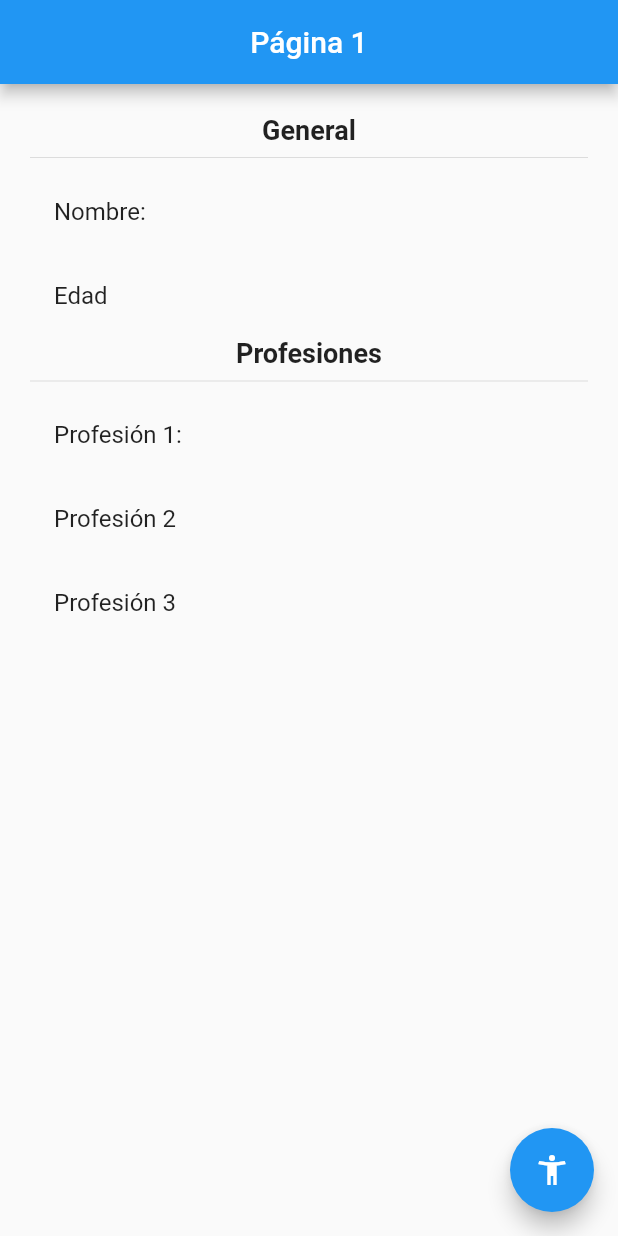
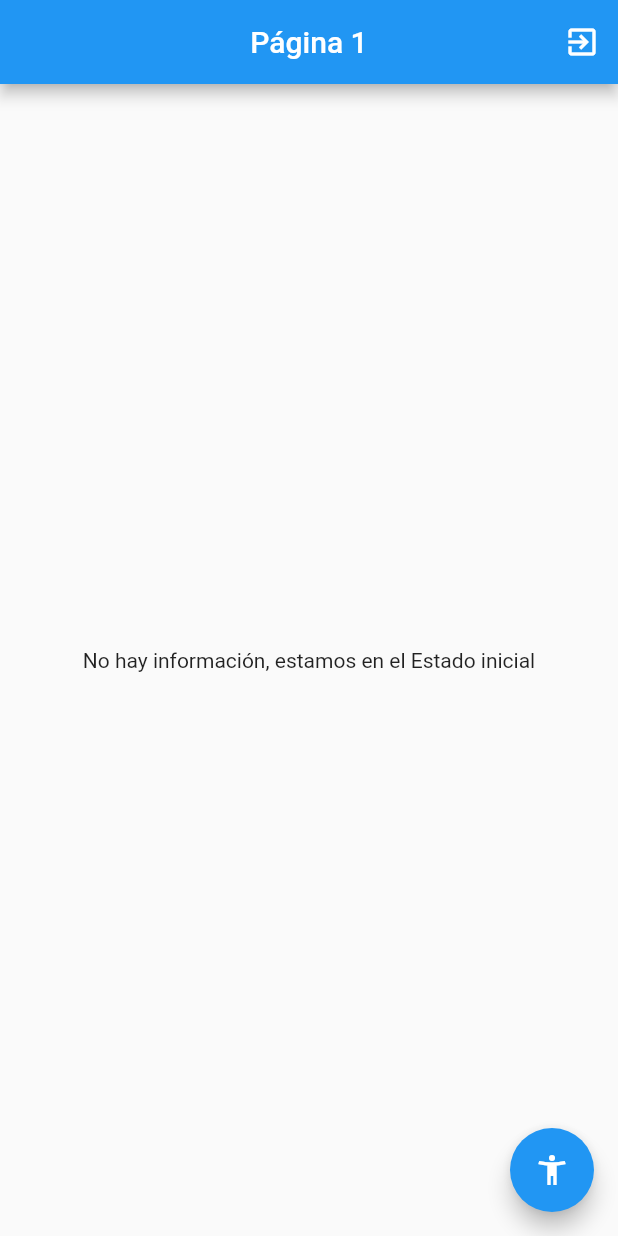
Before and after one commit to gestionarlaweb/flutter-estados-appbase, a Flutter app: the screen it shows after launch, on a phone screen of 412 x 824 dp. Run offline on Flutter 3.47's test engine with Material 2 defaults, Android fonts, the phone set to English and light mode, and no system bars; our stand-ins replace flutter_bloc.

```diff
--- /dev/null
+++ b/lib/bloc/usuario/usuario_state.dart
@@ -0,0 +1,16 @@
+part of 'usuario_cubit.dart';
+
+@immutable
+abstract class UsuarioState {}
+
+class UsuarioInitial extends UsuarioState {
+  final existeUsuario = false;
+}
+
+// Nuevo estado
+class UsuarioActivo extends UsuarioState {
+  final existeUsuario = true;
+  final Usuario usuario;
+
+  UsuarioActivo(this.usuario);
+}
--- a/lib/main.dart
+++ b/lib/main.dart
@@ -1,13 +1,21 @@
+import 'package:estados/bloc/usuario/usuario_cubit.dart';
 import 'package:flutter/material.dart';
 import 'package:estados/pages/pagina1_page.dart';
 import 'package:estados/pages/pagina2_page.dart';
+import 'package:flutter_bloc/flutter_bloc.dart';
 
 void main() => runApp(MyApp());
 
 class MyApp extends StatelessWidget {
   @override
   Widget build(BuildContext context) {
-    return MaterialApp(
+    return MultiBlocProvider(
+      providers: [
+        BlocProvider(
+          create: (_) => new UsuarioCubit(),
+        )
+      ],
+      child: MaterialApp(
         debugShowCheckedModeBanner: false,
         title: 'Material App',
         initialRoute: 'pagina1',
@@ -15,6 +23,7 @@ class MyApp extends StatelessWidget {
           'pagina1': (context) => Pagina1Page(),
           'pagina2': (_) => Pagina2Page(),
         },
+      ),
     );
   }
 }
--- a/lib/models/usuario.dart
+++ b/lib/models/usuario.dart
@@ -1,7 +1,15 @@
 class Usuario {
-  String nombre;
-  int edad;
-  List<String> profesiones;
+  final String nombre;
+  final int edad;
+  final List<String> profesiones;
 
   Usuario({this.nombre, this.edad, this.profesiones});
+
+  Usuario copiarUsuario({String nombre, int edad, List<String> profesiones}) {
+    return Usuario(
+      nombre: nombre ?? this.nombre,
+      edad: edad ?? this.edad,
+      profesiones: profesiones ?? this.profesiones,
+    );
+  }
 }
--- a/lib/pages/pagina1_page.dart
+++ b/lib/pages/pagina1_page.dart
@@ -1,4 +1,7 @@
+import 'package:estados/bloc/usuario/usuario_cubit.dart';
+import 'package:estados/models/usuario.dart';
 import 'package:flutter/material.dart';
+import 'package:flutter_bloc/flutter_bloc.dart';
 
 class Pagina1Page extends StatelessWidget {
   @override
@@ -9,8 +12,15 @@ class Pagina1Page extends StatelessWidget {
         title: Text(
           "Página 1",
         ),
+        actions: [
+          IconButton(
+              icon: Icon(Icons.exit_to_app),
+              onPressed: () {
+                context.bloc<UsuarioCubit>().borrarUsuario();
+              })
+        ],
       ),
-      body: InformacionUsuario(),
+      body: BodyScaffold(),
       floatingActionButton: FloatingActionButton(
         child: Icon(Icons.accessibility_new),
         onPressed: () => Navigator.pushNamed(context, 'pagina2'),
@@ -19,7 +29,29 @@ class Pagina1Page extends StatelessWidget {
   }
 }
 
+class BodyScaffold extends StatelessWidget {
+  @override
+  Widget build(BuildContext context) {
+    return BlocBuilder<UsuarioCubit, UsuarioState>(builder: (_, state) {
+      if (state is UsuarioInitial) {
+        return Center(
+          child: Text('No hay información, estamos en el Estado inicial'),
+        );
+      } else if (state is UsuarioActivo) {
+        return InformacionUsuario(state.usuario);
+      } else {
+        return Center(
+          child: Text('Estado no reconocido'),
+        );
+      }
+    });
+  }
+}
+
 class InformacionUsuario extends StatelessWidget {
+  final Usuario usuario;
+  const InformacionUsuario(this.usuario);
+
   @override
   Widget build(BuildContext context) {
     return Container(
@@ -36,25 +68,19 @@ class InformacionUsuario extends StatelessWidget {
               ),
               Divider(),
               ListTile(
-                title: Text('Nombre: '),
+                title: Text('Nombre: ${usuario.nombre} '),
               ),
               ListTile(
-                title: Text('Edad'),
+                title: Text('Edad: ${usuario.edad}'),
               ),
-              Text(
-                'Profesiones',
-                style: TextStyle(fontSize: 18, fontWeight: FontWeight.bold),
-              ),
+              Text('Profesiones',
+                  style: TextStyle(fontSize: 18, fontWeight: FontWeight.bold)),
               Divider(),
-              ListTile(
-                title: Text('Profesión 1: '),
-              ),
-              ListTile(
-                title: Text('Profesión 2'),
-              ),
-              ListTile(
-                title: Text('Profesión 3'),
-              ),
+              ...usuario.profesiones
+                  .map((profesion) => ListTile(
+                        title: Text(profesion),
+                      ))
+                  .toList()
             ],
           ),
         ));
--- a/pubspec.yaml
+++ b/pubspec.yaml
@@ -28,6 +28,7 @@ dependencies:
   # The following adds the Cupertino Icons font to your application.
   # Use with the CupertinoIcons class for iOS style icons.
   cupertino_icons: ^0.1.3
+  flutter_bloc: ^6.0.6
 
 dev_dependencies:
   flutter_test:
```
Also changed, not shown: lib/bloc/usuario/usuario_cubit.dart (added, +37 -0 lines), lib/pages/pagina2_page.dart (+24 -18 lines), pubspec.lock. Lines whose indentation alone changed are shown as unchanged.
